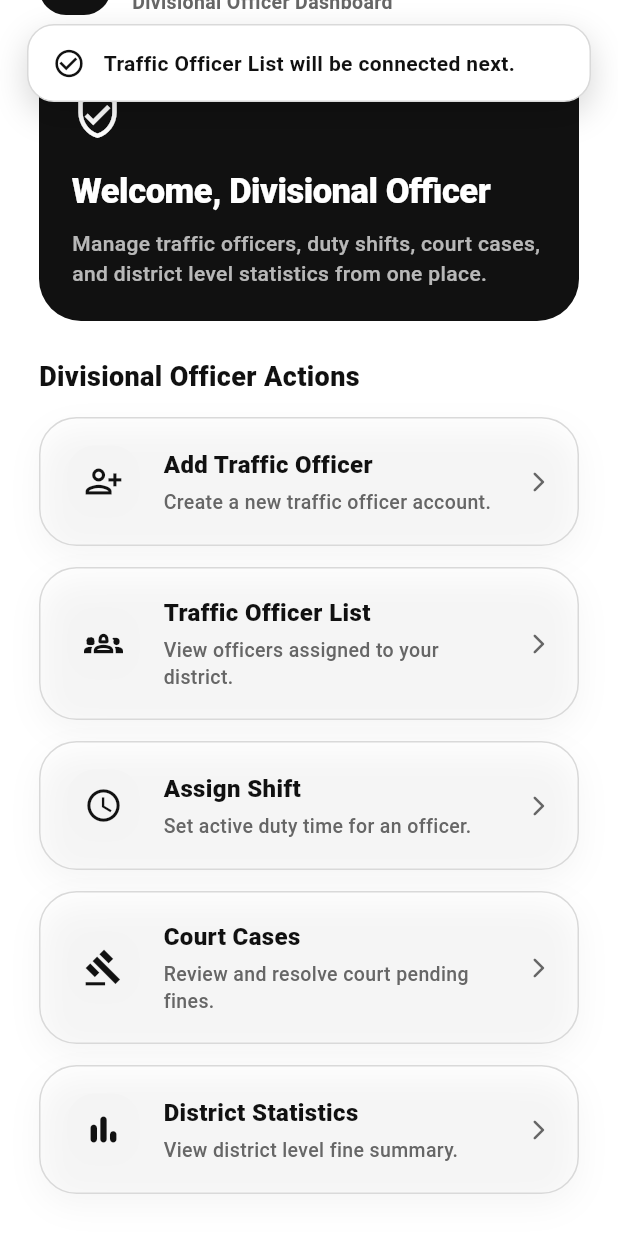
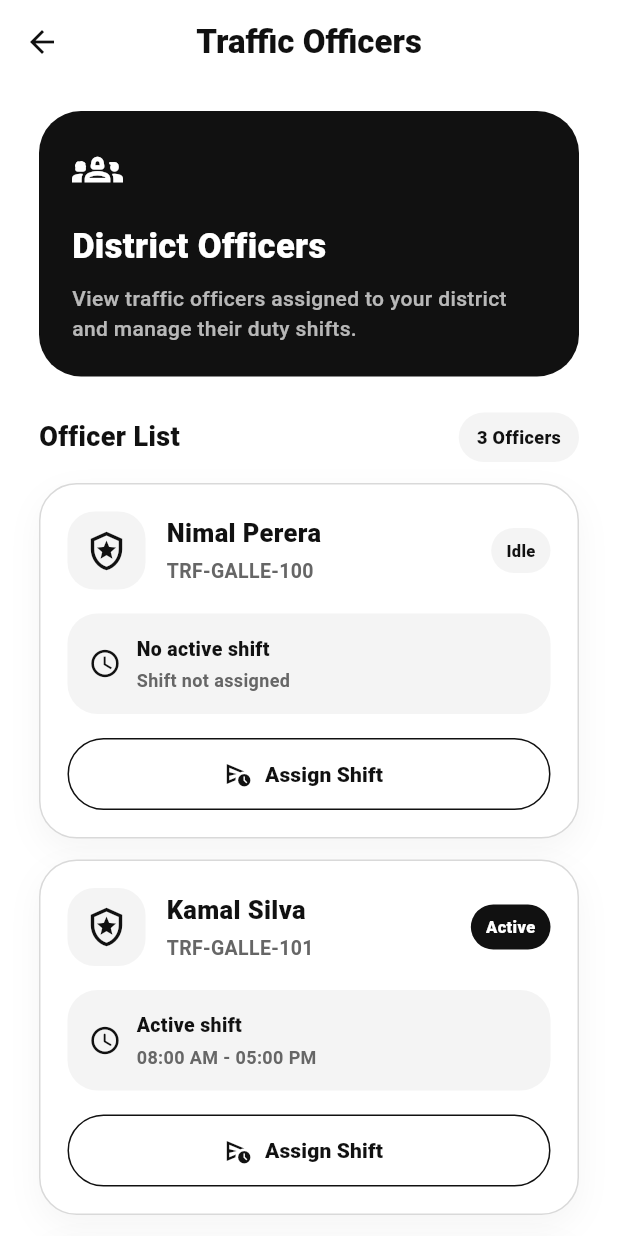
Before and after one commit to vthish/Auto-Ledger, a Flutter app: the DoDashboardScreen screen opened directly, scrolled down 61 dp, after a tap on "Traffic Officer List", on a phone screen of 412 x 824 dp. Run offline on Flutter 3.47's test engine with Material 3 defaults, Android fonts, the phone set to English and light mode, and no system bars.

Commit message:
Add traffic officer list UI

```diff
--- a/frontend_apps/auto_ledger_police/lib/features/divisional_officer/screens/do_dashboard_screen.dart
+++ b/frontend_apps/auto_ledger_police/lib/features/divisional_officer/screens/do_dashboard_screen.dart
@@ -3,6 +3,7 @@ import 'package:flutter/material.dart';
 import '../../../core/theme/app_theme.dart';
 import '../../../core/utils/app_error_handler.dart';
 import 'add_traffic_officer_screen.dart';
+import 'traffic_officer_list_screen.dart';
 
 class DoDashboardScreen extends StatelessWidget {
   const DoDashboardScreen({super.key});
@@ -69,9 +70,9 @@ class DoDashboardScreen extends StatelessWidget {
                       icon: Icons.groups_2_outlined,
                       title: 'Traffic Officer List',
                       subtitle: 'View officers assigned to your district.',
-                      onTap: () => _showPendingMessage(
+                      onTap: () => _openScreen(
                         context,
-                        'Traffic Officer List',
+                        const TrafficOfficerListScreen(),
                       ),
                     ),
                     const SizedBox(height: 14),
--- a/frontend_apps/auto_ledger_police/lib/features/divisional_officer/screens/traffic_officer_list_screen.dart
+++ b/frontend_apps/auto_ledger_police/lib/features/divisional_officer/screens/traffic_officer_list_screen.dart
@@ -0,0 +1,338 @@
+import 'package:flutter/material.dart';
+
+import '../../../core/theme/app_theme.dart';
+import '../../../core/utils/app_error_handler.dart';
+
+class TrafficOfficerListScreen extends StatelessWidget {
+  const TrafficOfficerListScreen({super.key});
+
+  void _showPendingMessage(BuildContext context, String officerName) {
+    AppErrorHandler.showPopup(
+      context,
+      message: '$officerName shift assignment will be connected next.',
+      isError: false,
+    );
+  }
+
+  @override
+  Widget build(BuildContext context) {
+    final officers = [
+      const _OfficerListItemData(
+        name: 'Nimal Perera',
+        badgeNumber: 'TRF-GALLE-100',
+        status: 'No active shift',
+        shiftTime: 'Shift not assigned',
+        isActive: false,
+      ),
+      const _OfficerListItemData(
+        name: 'Kamal Silva',
+        badgeNumber: 'TRF-GALLE-101',
+        status: 'Active shift',
+        shiftTime: '08:00 AM - 05:00 PM',
+        isActive: true,
+      ),
+      const _OfficerListItemData(
+        name: 'Sahan Fernando',
+        badgeNumber: 'TRF-GALLE-102',
+        status: 'No active shift',
+        shiftTime: 'Shift not assigned',
+        isActive: false,
+      ),
+    ];
+
+    return Scaffold(
+      backgroundColor: AppTheme.backgroundWhite,
+      appBar: AppBar(
+        title: const Text(
+          'Traffic Officers',
+          style: TextStyle(
+            fontWeight: FontWeight.w800,
+          ),
+        ),
+      ),
+      body: SafeArea(
+        child: LayoutBuilder(
+          builder: (context, constraints) {
+            final horizontalPadding = constraints.maxWidth < 380 ? 20.0 : 26.0;
+
+            return SingleChildScrollView(
+              padding: EdgeInsets.symmetric(horizontal: horizontalPadding),
+              child: ConstrainedBox(
+                constraints: BoxConstraints(minHeight: constraints.maxHeight),
+                child: Column(
+                  crossAxisAlignment: CrossAxisAlignment.start,
+                  children: [
+                    const SizedBox(height: 18),
+                    Container(
+                      width: double.infinity,
+                      padding: const EdgeInsets.all(22),
+                      decoration: BoxDecoration(
+                        color: AppTheme.primaryBlack,
+                        borderRadius: BorderRadius.circular(28),
+                      ),
+                      child: const Column(
+                        crossAxisAlignment: CrossAxisAlignment.start,
+                        children: [
+                          Icon(
+                            Icons.groups_2_outlined,
+                            color: Colors.white,
+                            size: 34,
+                          ),
+                          SizedBox(height: 18),
+                          Text(
+                            'District Officers',
+                            style: TextStyle(
+                              color: Colors.white,
+                              fontSize: 23,
+                              fontWeight: FontWeight.w800,
+                            ),
+                          ),
+                          SizedBox(height: 8),
+                          Text(
+                            'View traffic officers assigned to your district and manage their duty shifts.',
+                            style: TextStyle(
+                              color: Colors.white70,
+                              fontSize: 14,
+                              height: 1.45,
+                              fontWeight: FontWeight.w500,
+                            ),
+                          ),
+                        ],
+                      ),
+                    ),
+                    const SizedBox(height: 24),
+                    Row(
+                      children: [
+                        const Expanded(
+                          child: Text(
+                            'Officer List',
+                            style: TextStyle(
+                              color: AppTheme.primaryBlack,
+                              fontSize: 18,
+                              fontWeight: FontWeight.w800,
+                            ),
+                          ),
+                        ),
+                        Container(
+                          padding: const EdgeInsets.symmetric(
+                            horizontal: 12,
+                            vertical: 8,
+                          ),
+                          decoration: BoxDecoration(
+                            color: AppTheme.lightGray,
+                            borderRadius: BorderRadius.circular(18),
+                          ),
+                          child: Text(
+                            '${officers.length} Officers',
+                            style: const TextStyle(
+                              color: AppTheme.primaryBlack,
+                              fontSize: 12,
+                              fontWeight: FontWeight.w800,
+                            ),
+                          ),
+                        ),
+                      ],
+                    ),
+                    const SizedBox(height: 14),
+                    ...officers.map(
+                          (officer) => Padding(
+                        padding: const EdgeInsets.only(bottom: 14),
+                        child: _OfficerListCard(
+                          officer: officer,
+                          onAssignShift: () => _showPendingMessage(
+                            context,
+                            officer.name,
+                          ),
+                        ),
+                      ),
+                    ),
+                    const SizedBox(height: 18),
+                  ],
+                ),
+              ),
+            );
+          },
+        ),
+      ),
+    );
+  }
+}
+
+class _OfficerListItemData {
+  const _OfficerListItemData({
+    required this.name,
+    required this.badgeNumber,
+    required this.status,
+    required this.shiftTime,
+    required this.isActive,
+  });
+
+  final String name;
+  final String badgeNumber;
+  final String status;
+  final String shiftTime;
+  final bool isActive;
+}
+
+class _OfficerListCard extends StatelessWidget {
+  const _OfficerListCard({
+    required this.officer,
+    required this.onAssignShift,
+  });
+
+  final _OfficerListItemData officer;
+  final VoidCallback onAssignShift;
+
+  @override
+  Widget build(BuildContext context) {
+    return Container(
+      padding: const EdgeInsets.all(18),
+      decoration: BoxDecoration(
+        color: Colors.white,
+        borderRadius: BorderRadius.circular(25),
+        border: Border.all(color: AppTheme.borderGray),
+        boxShadow: [
+          BoxShadow(
+            color: Colors.black.withValues(alpha: 0.04),
+            blurRadius: 18,
+            offset: const Offset(0, 8),
+          ),
+        ],
+      ),
+      child: Column(
+        children: [
+          Row(
+            children: [
+              Container(
+                width: 52,
+                height: 52,
+                decoration: BoxDecoration(
+                  color: AppTheme.lightGray,
+                  borderRadius: BorderRadius.circular(18),
+                ),
+                child: const Icon(
+                  Icons.local_police_outlined,
+                  color: AppTheme.primaryBlack,
+                  size: 28,
+                ),
+              ),
+              const SizedBox(width: 14),
+              Expanded(
+                child: Column(
+                  crossAxisAlignment: CrossAxisAlignment.start,
+                  children: [
+                    Text(
+                      officer.name,
+                      style: const TextStyle(
+                        color: AppTheme.primaryBlack,
+                        fontSize: 17,
+                        fontWeight: FontWeight.w800,
+                      ),
+                    ),
+                    const SizedBox(height: 4),
+                    Text(
+                      officer.badgeNumber,
+                      style: const TextStyle(
+                        color: AppTheme.textGray,
+                        fontSize: 13,
+                        fontWeight: FontWeight.w600,
+                      ),
+                    ),
+                  ],
+                ),
+              ),
+              Container(
+                padding: const EdgeInsets.symmetric(
+                  horizontal: 10,
+                  vertical: 7,
+                ),
+                decoration: BoxDecoration(
+                  color: officer.isActive
+                      ? AppTheme.primaryBlack
+                      : AppTheme.lightGray,
+                  borderRadius: BorderRadius.circular(18),
+                ),
+                child: Text(
+                  officer.isActive ? 'Active' : 'Idle',
+                  style: TextStyle(
+                    color:
+                    officer.isActive ? Colors.white : AppTheme.primaryBlack,
+                    fontSize: 11,
+                    fontWeight: FontWeight.w800,
+                  ),
+                ),
+              ),
+            ],
+          ),
+          const SizedBox(height: 16),
+          Container(
+            width: double.infinity,
+            padding: const EdgeInsets.all(14),
+            decoration: BoxDecoration(
+              color: AppTheme.lightGray,
+              borderRadius: BorderRadius.circular(20),
+            ),
+            child: Row(
+              children: [
+                Icon(
+                  officer.isActive
+                      ? Icons.schedule_rounded
+                      : Icons.schedule_outlined,
+                  color: AppTheme.primaryBlack,
+                  size: 22,
+                ),
+                const SizedBox(width: 10),
+                Expanded(
+                  child: Column(
+                    crossAxisAlignment: CrossAxisAlignment.start,
+                    children: [
+                      Text(
+                        officer.status,
+                        style: const TextStyle(
+                          color: AppTheme.primaryBlack,
+                          fontSize: 13,
+                          fontWeight: FontWeight.w800,
+                        ),
+                      ),
+                      const SizedBox(height: 3),
+                      Text(
+                        officer.shiftTime,
+                        style: const TextStyle(
+                          color: AppTheme.textGray,
+                          fontSize: 12,
+                          fontWeight: FontWeight.w600,
+                        ),
+                      ),
+                    ],
+                  ),
+                ),
+              ],
+            ),
+          ),
+          const SizedBox(height: 16),
+          SizedBox(
+            width: double.infinity,
+            height: 48,
+            child: OutlinedButton.icon(
+              onPressed: onAssignShift,
+              style: OutlinedButton.styleFrom(
+                foregroundColor: AppTheme.primaryBlack,
+                side: const BorderSide(color: AppTheme.primaryBlack),
+                shape: RoundedRectangleBorder(
+                  borderRadius: BorderRadius.circular(25),
+                ),
+              ),
+              icon: const Icon(Icons.schedule_send_outlined, size: 20),
+              label: const Text(
+                'Assign Shift',
+                style: TextStyle(
+                  fontWeight: FontWeight.w800,
+                ),
+              ),
+            ),
+          ),
+        ],
+      ),
+    );
+  }
+}
```
